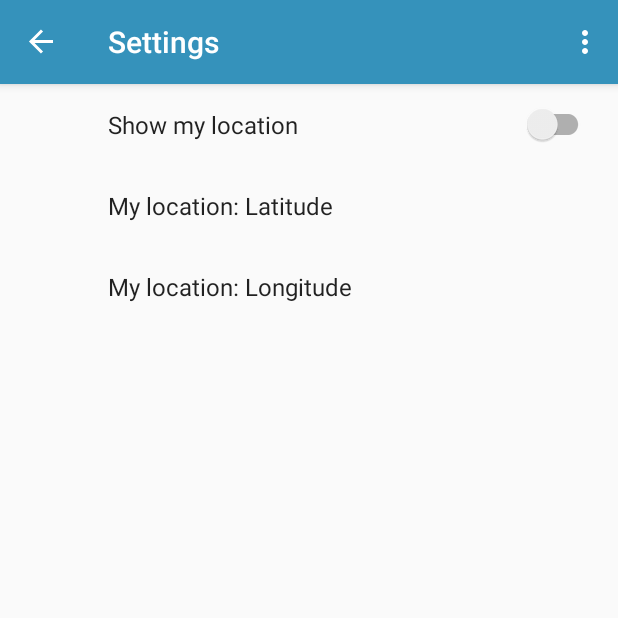
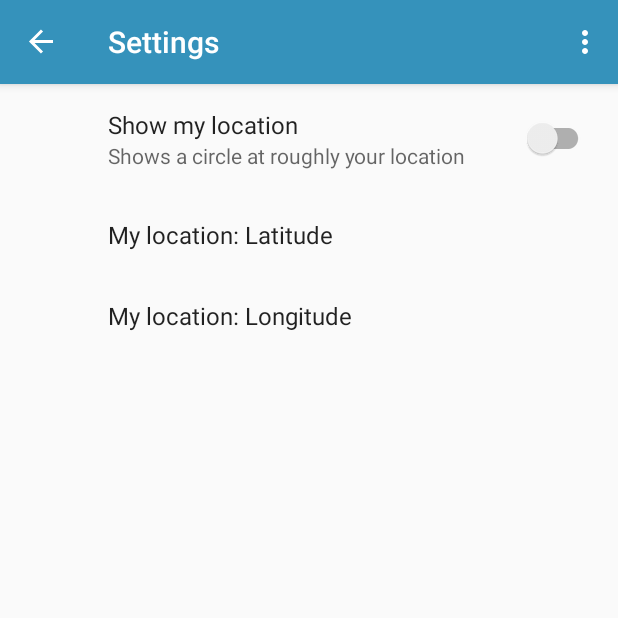
Before and after one commit to CNugteren/NLWeer, an Android app: the screen it shows after launch (MainActivity), in the options menu, after a tap on "Settings", on a phone screen of 412 x 824 dp, the top half of it. Run offline under Robolectric (Android 15) with nearby library versions, the phone set to English and light mode, and no system bars; our stand-ins replace androidx.preference, navigation-ui.

Commit message:
Added a circle displayed roughly at the location provided in the settings

```diff
--- /dev/null
+++ b/app/src/main/java/foss/cnugteren/nlweer/DrawWebView.kt
@@ -0,0 +1,81 @@
+package foss.cnugteren.nlweer
+
+import android.content.Context
+import android.graphics.Canvas
+import android.graphics.Color
+import android.graphics.Paint
+import android.util.AttributeSet
+import android.webkit.WebView
+import androidx.core.content.ContextCompat
+import kotlin.math.min
+
+
+class DrawWebView : WebView {
+    var fullWidth = 0
+    var fullHeight = 0
+    var imageWidth = 0
+    var imageHeight = 0
+    var lat = 0f
+    var lon = 0f
+    var drawCircles = false
+    lateinit var imageCoordinates: Array<Float> // minLat, minLon, maxLat, maxLon
+    private var scaleWidth = 1f
+    private var scaleHeight = 1f
+    private var minScale = 1f
+
+    private val painter = Paint()
+
+    constructor(context: Context) : super(context) { init() }
+
+    constructor(context: Context, attrs: AttributeSet) : super(context, attrs) { init() }
+
+    constructor(context: Context, attrs: AttributeSet, defStyle: Int) : super(context, attrs, defStyle) { init() }
+
+    private fun init() {
+        painter.color = Color.parseColor("#"+Integer.toHexString(ContextCompat.getColor(context, R.color.colorHighlight)))
+        painter.strokeWidth = 3f
+        painter.style = Paint.Style.STROKE
+        painter.isAntiAlias = true
+        painter.isDither = true
+        painter.textSize = 40f
+    }
+
+    fun setWidthFittingScale() {
+        scaleWidth = fullWidth / imageWidth.toFloat()
+        scaleHeight = fullHeight / imageHeight.toFloat()
+        minScale = min(scaleWidth, scaleHeight)
+        super.setInitialScale((100f * minScale).toInt())
+    }
+
+    override fun onDraw(canvas: Canvas) {
+        super.onDraw(canvas)
+        if (drawCircles) {
+            drawCircle(canvas, lat, lon)
+        }
+    }
+
+    // Some test values to test the map imageCoordinates
+    private fun drawTestCircles(canvas: Canvas) {
+        drawCircle(canvas, 52.11f, 5.18f) // de Bilt
+        drawCircle(canvas, 50.868f, 5.702f) // Maastricht
+        drawCircle(canvas, 53.167f, 4.839f) // top of Texel
+        drawCircle(canvas, 51.529f, 3.428f) // Bottom left: Westkapelle
+        drawCircle(canvas, 53.229f, 7.191f) // Top right at the bottom of Dollart and border with DE
+    }
+
+    private fun drawCircle(canvas: Canvas, lat: Float, lon: Float) {
+        val minLat = imageCoordinates[0]; val minLon = imageCoordinates[1]
+        val maxLat = imageCoordinates[2]; val maxLon = imageCoordinates[3]
+        if (lat < minLat || lon < minLon || lat > maxLat || lon > maxLon) {
+            return // skip drawing - out of bounds
+        }
+        val offsetWidth = (fullWidth - imageWidth * minScale) / 2f
+        val offsetHeight = (fullHeight - imageHeight * minScale) / 2f
+        val percentWidth = (lon - minLon) / (maxLon - minLon)
+        val percentHeight = (lat - minLat) / (maxLat - minLat)
+        val xPos = imageWidth * minScale * percentWidth
+        val yPos = imageHeight * minScale * (1f - percentHeight)
+        canvas.drawCircle(xPos + offsetWidth, yPos + offsetHeight,40f, painter)
+    }
+
+}
--- a/app/src/main/java/foss/cnugteren/nlweer/ui/fragments/BaseFragment.kt
+++ b/app/src/main/java/foss/cnugteren/nlweer/ui/fragments/BaseFragment.kt
@@ -4,16 +4,16 @@ import android.os.Bundle
 import android.view.LayoutInflater
 import android.view.View
 import android.view.ViewGroup
-import android.webkit.WebView
+import foss.cnugteren.nlweer.DrawWebView
 import androidx.fragment.app.Fragment
 import foss.cnugteren.nlweer.R
 import androidx.swiperefreshlayout.widget.SwipeRefreshLayout
-import kotlin.math.min
 import android.view.ViewTreeObserver
+import androidx.preference.PreferenceManager
 
 abstract class BaseFragment : Fragment() {
 
-    private lateinit var gifView: WebView
+    private lateinit var gifView: DrawWebView
 
     override fun onCreateView(
         inflater: LayoutInflater,
@@ -30,24 +30,40 @@ abstract class BaseFragment : Fragment() {
         })
 
         // The web-viewer for the content
-        gifView = root.findViewById(R.id.gif_view) as WebView
+        gifView = root.findViewById(R.id.gif_view) as DrawWebView
         gifView.loadUrl(getURL())
 
         // Sets the scale of the image
         root.viewTreeObserver.addOnGlobalLayoutListener(object : ViewTreeObserver.OnGlobalLayoutListener {
             override fun onGlobalLayout() {
                 root.viewTreeObserver.removeOnGlobalLayoutListener(this)
-                val scaleWidth = (100f * root.width / imageWidth())
-                val scaleHeight = (100f * root.height / imageHeight())
-                gifView.setInitialScale(min(scaleWidth, scaleHeight).toInt())
+                gifView.fullWidth = root.width
+                gifView.fullHeight = root.height
+                gifView.imageWidth = imageWidth()
+                gifView.imageHeight = imageHeight()
+                gifView.imageCoordinates = coordinates()
+                gifView.setWidthFittingScale()
             }
         })
+
+        // Set the location (latitude and longitude)
+        val sharedPreferences = PreferenceManager.getDefaultSharedPreferences(context)
+        gifView.drawCircles = sharedPreferences.getBoolean("location_enable", false)
+        if (gifView.drawCircles) {
+            val latString = sharedPreferences.getString("location_latitude", null)?.toFloatOrNull()
+            val lonString = sharedPreferences.getString("location_longitude", null)?.toFloatOrNull()
+            if (latString != null && lonString != null) {
+                gifView.lat = latString
+                gifView.lon = lonString
+            }
+        }
 
         return root
     }
 
     abstract fun imageWidth(): Int // Implemented in derived classes
     abstract fun imageHeight(): Int // Implemented in derived classes
+    abstract fun coordinates(): Array<Float> // Implemented in derived classes
 
     abstract fun getURL(): String // Implemented in derived classes
 
--- a/app/src/main/java/foss/cnugteren/nlweer/ui/fragments/KnmiRainM1Fragment.kt
+++ b/app/src/main/java/foss/cnugteren/nlweer/ui/fragments/KnmiRainM1Fragment.kt
@@ -8,4 +8,5 @@ class KnmiRainM1Fragment : BaseFragment() {
 
     override fun imageWidth(): Int { return 425 }
     override fun imageHeight(): Int { return 445 }
+    override fun coordinates(): Array<Float> { return arrayOf(50.39f, 1.90f, 53.85f, 7.45f) }
 }
--- a/app/src/main/java/foss/cnugteren/nlweer/ui/fragments/KnmiTemperatureFragment.kt
+++ b/app/src/main/java/foss/cnugteren/nlweer/ui/fragments/KnmiTemperatureFragment.kt
@@ -8,4 +8,5 @@ class KnmiTemperatureFragment : BaseFragment() {
 
     override fun imageWidth(): Int { return 569 }
     override fun imageHeight(): Int { return 622 }
+    override fun coordinates(): Array<Float> { return arrayOf(50.70f, 2.70f, 53.67f, 7.57f) }
 }
--- a/app/src/main/java/foss/cnugteren/nlweer/ui/fragments/KnmiTodayFragment.kt
+++ b/app/src/main/java/foss/cnugteren/nlweer/ui/fragments/KnmiTodayFragment.kt
@@ -8,4 +8,5 @@ class KnmiTodayFragment : BaseFragment() {
 
     override fun imageWidth(): Int { return 425 }
     override fun imageHeight(): Int { return 467 }
+    override fun coordinates(): Array<Float> { return arrayOf(50.70f, 3.00f, 53.67f, 7.57f) }
 }
--- a/app/src/main/java/foss/cnugteren/nlweer/ui/fragments/KnmiTomorrowFragment.kt
+++ b/app/src/main/java/foss/cnugteren/nlweer/ui/fragments/KnmiTomorrowFragment.kt
@@ -8,4 +8,5 @@ class KnmiTomorrowFragment : BaseFragment() {
 
     override fun imageWidth(): Int { return 425 }
     override fun imageHeight(): Int { return 467 }
+    override fun coordinates(): Array<Float> { return arrayOf(50.70f, 3.00f, 53.67f, 7.57f) }
 }
--- a/app/src/main/java/foss/cnugteren/nlweer/ui/fragments/KnmiTonightFragment.kt
+++ b/app/src/main/java/foss/cnugteren/nlweer/ui/fragments/KnmiTonightFragment.kt
@@ -8,4 +8,5 @@ class KnmiTonightFragment : BaseFragment() {
 
     override fun imageWidth(): Int { return 425 }
     override fun imageHeight(): Int { return 467 }
+    override fun coordinates(): Array<Float> { return arrayOf(50.70f, 3.00f, 53.67f, 7.57f) }
 }
--- a/app/src/main/java/foss/cnugteren/nlweer/ui/fragments/KnmiWindFragment.kt
+++ b/app/src/main/java/foss/cnugteren/nlweer/ui/fragments/KnmiWindFragment.kt
@@ -8,4 +8,5 @@ class KnmiWindFragment : BaseFragment() {
 
     override fun imageWidth(): Int { return 569 }
     override fun imageHeight(): Int { return 622 }
+    override fun coordinates(): Array<Float> { return arrayOf(50.70f, 2.70f, 53.67f, 7.57f) }
 }
--- a/app/src/main/res/layout/fragment_knmi.xml
+++ b/app/src/main/res/layout/fragment_knmi.xml
@@ -4,7 +4,7 @@
     android:layout_width="match_parent"
     android:layout_height="match_parent"
     xmlns:android="http://schemas.android.com/apk/res/android">
-    <WebView
+    <foss.cnugteren.nlweer.DrawWebView
         android:id="@+id/gif_view"
         android:layout_width="fill_parent"
         android:layout_height="fill_parent"/>
--- a/app/src/main/res/values/colors.xml
+++ b/app/src/main/res/values/colors.xml
@@ -3,4 +3,5 @@
     <color name="colorPrimary">#3592BB</color>
     <color name="colorPrimaryDark">#215A74</color>
     <color name="colorAccent">#72A54A</color>
+    <color name="colorHighlight">#FF3311</color>
 </resources>
--- a/app/src/main/res/values/strings.xml
+++ b/app/src/main/res/values/strings.xml
@@ -22,6 +22,7 @@
     <string name="menu_buienradar_header">Buienradar</string>
 
     <string name="settings_location_enable">Show my location</string>
+    <string name="settings_location_enable_sub">Shows a circle at roughly your location</string>
     <string name="settings_latitude">My location: Latitude</string>
     <string name="settings_longitude">My location: Longitude</string>
 
--- a/app/src/main/res/xml/fragment_settings.xml
+++ b/app/src/main/res/xml/fragment_settings.xml
@@ -7,22 +7,23 @@
 
     <SwitchPreferenceCompat
         android:key="location_enable"
-        android:title="@string/settings_location_enable" />
+        android:title="@string/settings_location_enable"
+        android:summary="@string/settings_location_enable_sub"/>
 
     <EditTextPreference
-        android:defaultValue="52.64"
+        android:defaultValue="52.37"
         android:dependency="location_enable"
         android:inputType="number"
         android:key="location_latitude"
-        android:maxLength="4"
+        android:maxLength="5"
         android:title="@string/settings_latitude" />
 
     <EditTextPreference
-        android:defaultValue="5.10"
+        android:defaultValue="4.90"
         android:dependency="location_enable"
         android:inputType="number"
         android:key="location_longitude"
-        android:maxLength="4"
+        android:maxLength="5"
         android:title="@string/settings_longitude" />
 
 </PreferenceScreen>
```
Also changed, not shown: 1 other file.
